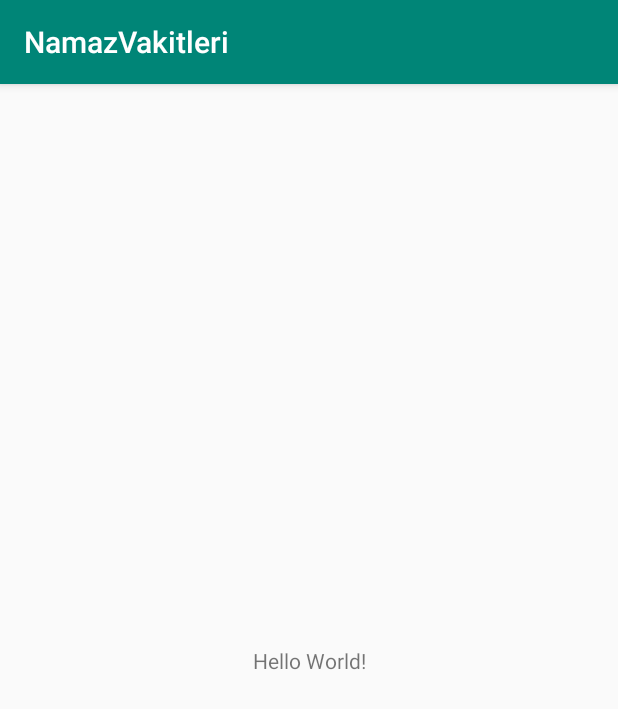
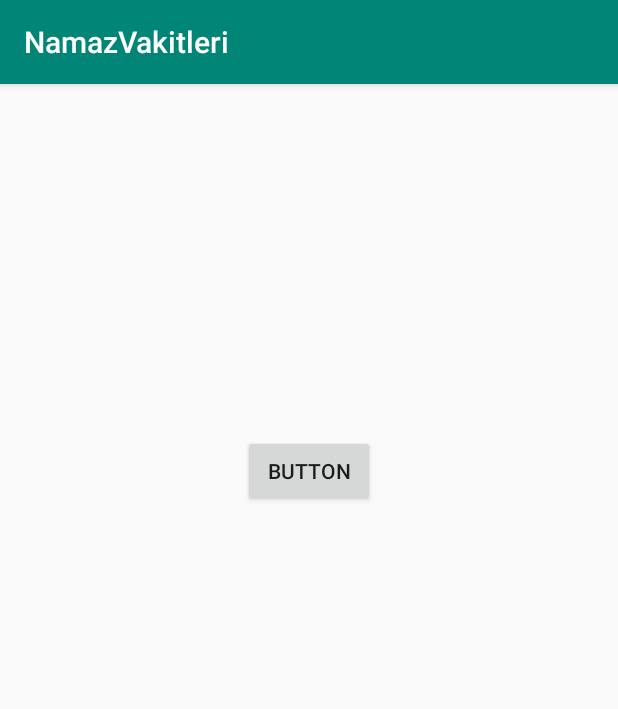
Before and after one commit to aliburakuzun/NamazVakitleri, an Android app: the screen it shows after launch (MainActivity), on a phone screen of 412 x 824 dp. Shown: the top 709 px of the screen. Run offline under Robolectric (Android 15) with nearby library versions, the phone set to English and light mode, and no system bars.

Commit message:
bugra yetkin

```diff
--- a/app/src/main/res/layout/activity_main.xml
+++ b/app/src/main/res/layout/activity_main.xml
@@ -6,13 +6,14 @@
     android:layout_height="match_parent"
     tools:context=".MainActivity">
 
-    <TextView
+    <Button
+        android:id="@+id/button"
         android:layout_width="wrap_content"
         android:layout_height="wrap_content"
-        android:text="Hello World!"
-        app:layout_constraintBottom_toBottomOf="parent"
-        app:layout_constraintLeft_toLeftOf="parent"
-        app:layout_constraintRight_toRightOf="parent"
+        android:layout_marginTop="234dp"
+        android:text="Button"
+        app:layout_constraintEnd_toEndOf="parent"
+        app:layout_constraintHorizontal_bias="0.5"
+        app:layout_constraintStart_toStartOf="parent"
         app:layout_constraintTop_toTopOf="parent" />
-
 </androidx.constraintlayout.widget.ConstraintLayout>
```
